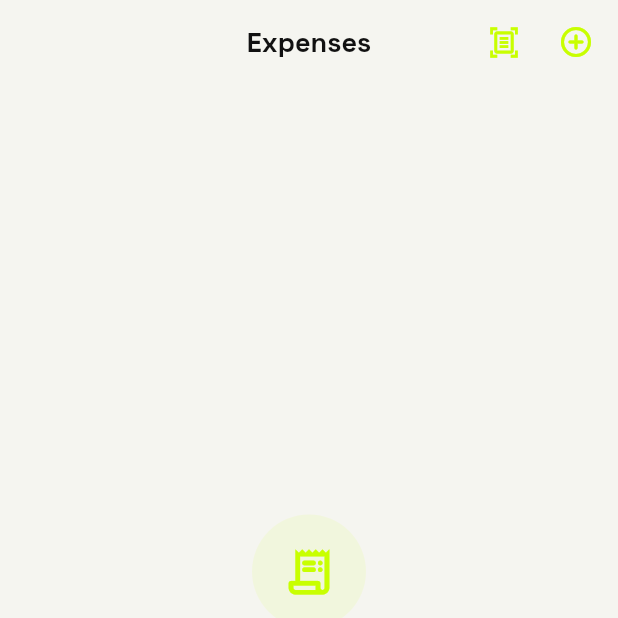
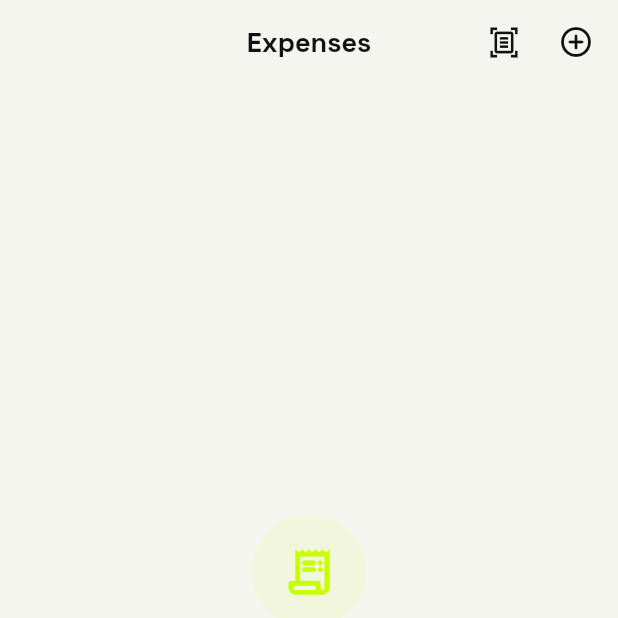
Before and after one commit to ramanakellampalli/smart-bill-buddy, a Flutter app: the ExpensesScreen screen opened directly, on a phone screen of 412 x 824 dp, the top half of it. Run offline on Flutter 3.47's test engine with Material 3 defaults, Android fonts, the phone set to English and light mode, and no system bars; our stand-ins replace cached_network_image, cloud_firestore, firebase_auth, firebase_core, firebase_storage, flutter_local_notifications and 11 more; missing offline and left inert: google_mlkit_text_recognition; accounts and stored records are empty; generated files the repository leaves out were written again.

Commit message:
fix: change appbar + and camera icon buttons from lime to dark on light background

```diff
--- a/lib/presentation/screens/bills_screen.dart
+++ b/lib/presentation/screens/bills_screen.dart
@@ -112,7 +112,7 @@ class _BillsScreenState extends State<BillsScreen> {
         actions: [
           IconButton(
             icon: const Icon(Icons.add_circle_outline_rounded,
-                color: _primary, size: 24),
+                color: _textPrimary, size: 24),
             tooltip: 'Add Bill',
             onPressed: () => Navigator.pushNamed(context, '/add-bill'),
           ),
--- a/lib/presentation/screens/budgets_screen.dart
+++ b/lib/presentation/screens/budgets_screen.dart
@@ -123,7 +123,7 @@ class BudgetsScreen extends StatelessWidget {
         actions: [
           IconButton(
             icon: const Icon(Icons.add_circle_outline_rounded,
-                color: _primary, size: 24),
+                color: _textPrimary, size: 24),
             tooltip: 'Add Budget',
             onPressed: bp.isLoading || bp.budgets.length >= _allCats.length
                 ? null
--- a/lib/presentation/screens/dues_screen.dart
+++ b/lib/presentation/screens/dues_screen.dart
@@ -151,7 +151,7 @@ class _DuesScreenState extends State<DuesScreen> {
         actions: [
           IconButton(
             icon: const Icon(Icons.add_circle_outline_rounded,
-                color: _primary, size: 24),
+                color: _textPrimary, size: 24),
             tooltip: 'Add Due',
             onPressed: () => _openAddSheet(context),
           ),
--- a/lib/presentation/screens/expenses_screen.dart
+++ b/lib/presentation/screens/expenses_screen.dart
@@ -141,12 +141,12 @@ class _ExpensesScreenState extends State<ExpensesScreen> {
             )
           else
             IconButton(
-              icon: const Icon(Icons.document_scanner_outlined, color: _primary, size: 22),
+              icon: const Icon(Icons.document_scanner_outlined, color: _textPrimary, size: 22),
               tooltip: 'Scan Receipt',
               onPressed: _scanReceipt,
             ),
           IconButton(
-            icon: const Icon(Icons.add_circle_outline_rounded, color: _primary, size: 24),
+            icon: const Icon(Icons.add_circle_outline_rounded, color: _textPrimary, size: 24),
             tooltip: 'Add Expense',
             onPressed: () => _openSheet(),
           ),
```
